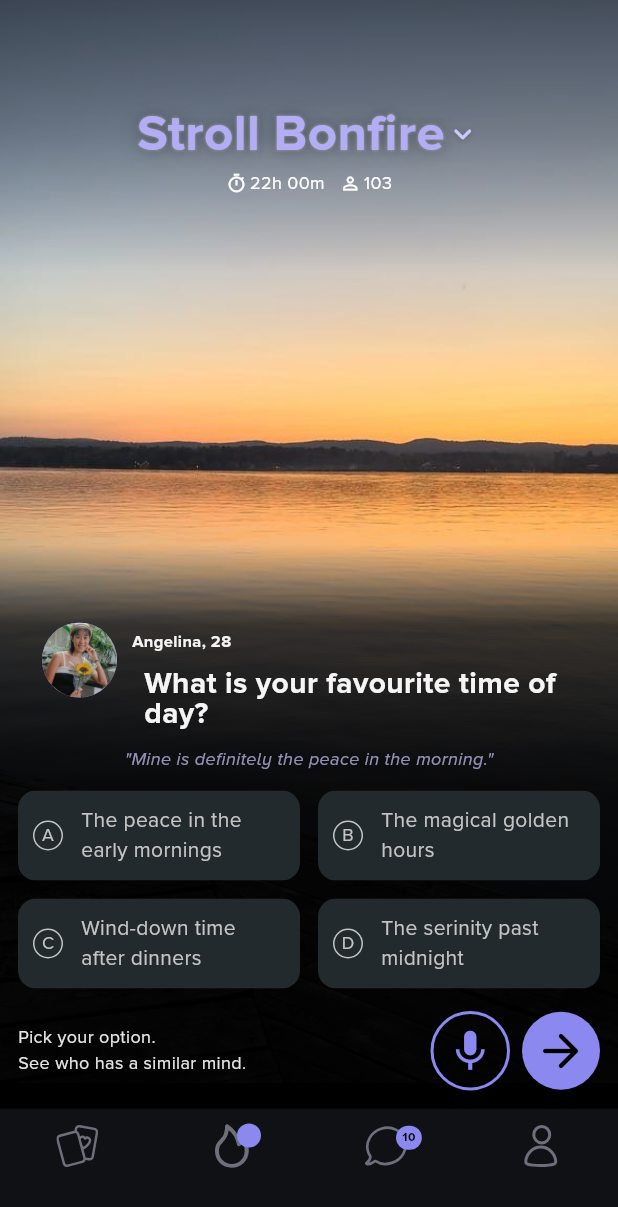
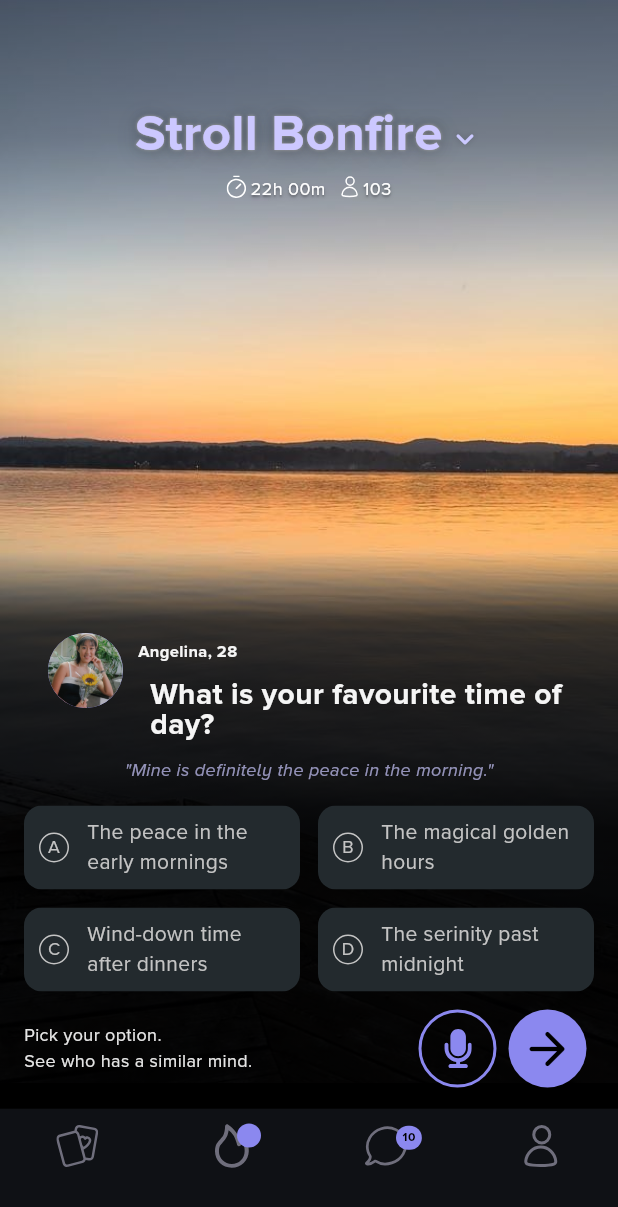
Before and after one commit to Lidin-Alby/stroll_interview, a Flutter app: the screen it shows after launch, on a phone screen of 412 x 824 dp. Shown: the top 1207 px of the screen. Run offline on Flutter 3.47's test engine with Material 3 defaults, Android fonts, the phone set to English and light mode, and no system bars; our stand-ins replace flutter_bloc, flutter_svg.

Commit message:
ui tweaks

```diff
--- a/lib/screens/screen1.dart
+++ b/lib/screens/screen1.dart
@@ -1,5 +1,6 @@
 import 'package:flutter/material.dart';
 import 'package:flutter_bloc/flutter_bloc.dart';
+import 'package:flutter_svg/svg.dart';
 import 'package:stroll_interview/bloc/next%20question/next_question_bloc.dart';
 import 'package:stroll_interview/bloc/next%20question/next_question_event.dart';
 import 'package:stroll_interview/bloc/next%20question/next_question_state.dart';
@@ -49,7 +50,7 @@ class Screen1 extends StatelessWidget {
                       begin: Alignment.topCenter,
                       end: Alignment.bottomCenter,
                       colors: [
-                        Color.fromRGBO(0, 0, 0, 0.5),
+                        Color.fromRGBO(0, 0, 0, 0.4),
                         Color.fromRGBO(0, 0, 0, 0.3),
 
                         Color.fromRGBO(0, 0, 0, 0),
@@ -69,7 +70,7 @@ class Screen1 extends StatelessWidget {
                           Text(
                             'Stroll Bonfire',
                             style: TextStyle(
-                              color: Color.fromRGBO(179, 173, 246, 1),
+                              color: Color.fromRGBO(204, 200, 255, 1),
                               shadows: [
                                 BoxShadow(
                                   blurRadius: 2,
@@ -89,7 +90,9 @@ class Screen1 extends StatelessWidget {
                               fontWeight: FontWeight.bold,
                             ),
                           ),
-                          Icon(
+                          Padding(
+                            padding: const EdgeInsets.only(top: 6.0, left: 3),
+                            child: Icon(
                               shadows: [
                                 BoxShadow(
                                   blurRadius: 5,
@@ -100,20 +103,61 @@ class Screen1 extends StatelessWidget {
                               Icons.keyboard_arrow_down_rounded,
                               color: Color.fromRGBO(203, 201, 255, 1),
                             ),
+                          ),
                         ],
                       ),
                       Row(
                         mainAxisAlignment: MainAxisAlignment.center,
                         // crossAxisAlignment: CrossAxisAlignment.end,
                         children: [
-                          Icon(Icons.timer_outlined, size: 14),
-                          SizedBox(width: 2),
+                          SvgPicture.asset('assets/icons/timer.svg'),
+                          SizedBox(width: 3),
 
-                          Text('22h 00m', style: TextStyle(fontSize: 12)),
+                          Padding(
+                            padding: const EdgeInsets.only(top: 4),
+                            child: Text(
+                              '22h 00m',
+                              style: TextStyle(
+                                fontSize: 12,
+                                shadows: [
+                                  BoxShadow(
+                                    color: Color.fromRGBO(0, 0, 0, 0.2),
+                                    blurRadius: 4,
+                                    offset: Offset(0, 1),
+                                  ),
+                                  BoxShadow(
+                                    color: Color.fromRGBO(0, 0, 0, 0.3),
+                                    blurRadius: 1,
+                                    offset: Offset(0, 1),
+                                  ),
+                                ],
+                              ),
+                            ),
+                          ),
                           SizedBox(width: 10),
-                          Icon(Icons.person_outline, size: 14),
-                          SizedBox(width: 2),
-                          Text('103', style: TextStyle(fontSize: 12)),
+                          SvgPicture.asset(myIcons[MyIcon.user]),
+                          SizedBox(width: 3),
+                          Padding(
+                            padding: const EdgeInsets.only(top: 4),
+                            child: Text(
+                              '103',
+                              style: TextStyle(
+                                fontSize: 12,
+                                shadows: [
+                                  BoxShadow(
+                                    color: Color.fromRGBO(0, 0, 0, 0.2),
+                                    blurRadius: 4,
+                                    offset: Offset(0, 1),
+                                  ),
+                                  BoxShadow(
+                                    color: Color.fromRGBO(0, 0, 0, 0.3),
+                                    blurRadius: 1,
+                                    offset: Offset(0, 1),
+                                  ),
+                                ],
+                              ),
+                            ),
+                          ),
                         ],
                       ),
                     ],
@@ -134,6 +178,7 @@ class Screen1 extends StatelessWidget {
                       Color.fromRGBO(0, 0, 0, 0.0),
                       Color.fromRGBO(0, 0, 0, 0.7),
                       Color.fromRGBO(0, 0, 0, 0.8),
+                      Color.fromRGBO(0, 0, 0, 0.8),
 
                       Color.fromRGBO(0, 0, 0, 0.9),
                       Color.fromRGBO(0, 0, 0, 0.9),
@@ -145,7 +190,10 @@ class Screen1 extends StatelessWidget {
                   ),
                 ),
                 child: Padding(
-                  padding: const EdgeInsets.all(12),
+                  padding: const EdgeInsets.symmetric(
+                    horizontal: 16,
+                    vertical: 14,
+                  ),
                   child: BlocBuilder<NextQuestionBloc, NextQuestionState>(
                     builder: (context, state) {
                       int index = state.index;
@@ -220,6 +268,7 @@ class Screen1 extends StatelessWidget {
                               ),
                             ),
                           ),
+                          SizedBox(height: 3),
                           Row(
                             spacing: 12,
                             children: [
@@ -259,7 +308,7 @@ class Screen1 extends StatelessWidget {
                               ),
                             ],
                           ),
-                          SizedBox(height: 15),
+                          SizedBox(height: 12),
                           Row(
                             children: [
                               Text(
@@ -282,7 +331,9 @@ class Screen1 extends StatelessWidget {
                                 child: IconButton(
                                   iconSize: 33,
                                   onPressed: () {},
-                                  icon: Icon(Icons.mic),
+                                  icon: SvgPicture.asset(
+                                    'assets/icons/mic.svg',
+                                  ),
                                   color: Theme.of(context).colorScheme.primary,
                                 ),
                               ),
@@ -302,6 +353,7 @@ class Screen1 extends StatelessWidget {
                                       Theme.of(context).colorScheme.primary,
                                 ),
                               ),
+                              SizedBox(width: 5),
                             ],
                           ),
                         ],
--- a/lib/widgets/multiple_choice_button.dart
+++ b/lib/widgets/multiple_choice_button.dart
@@ -31,7 +31,7 @@ class MultipleChoiceButton extends StatelessWidget {
             },
             borderRadius: BorderRadius.circular(12),
             child: Ink(
-              padding: EdgeInsets.symmetric(horizontal: 10, vertical: 10),
+              padding: EdgeInsets.symmetric(horizontal: 10, vertical: 8),
               decoration: BoxDecoration(
                 border:
                     selectedAnswer == value
@@ -44,7 +44,7 @@ class MultipleChoiceButton extends StatelessWidget {
                 borderRadius: BorderRadius.circular(12),
               ),
               child: Container(
-                constraints: BoxConstraints(minHeight: 40),
+                constraints: BoxConstraints(minHeight: 38),
                 child: Row(
                   children: [
                     Container(
--- a/pubspec.yaml
+++ b/pubspec.yaml
@@ -67,6 +67,8 @@ flutter:
     - assets/icons/fire.svg
     - assets/icons/message.svg
     - assets/icons/poker-cards.svg
+    - assets/icons/mic.svg
+    - assets/icons/timer.svg
 
 
 
```
Also changed, not shown: assets/icons/mic.svg (added), assets/icons/timer.svg (added). Lines whose indentation alone changed are shown as unchanged.
